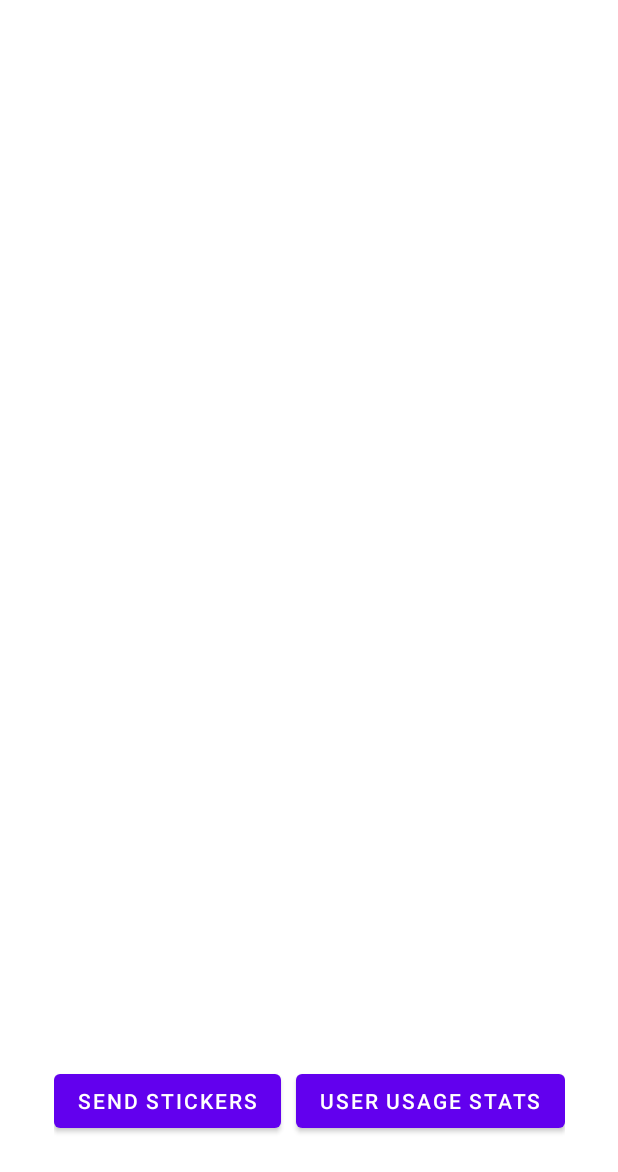
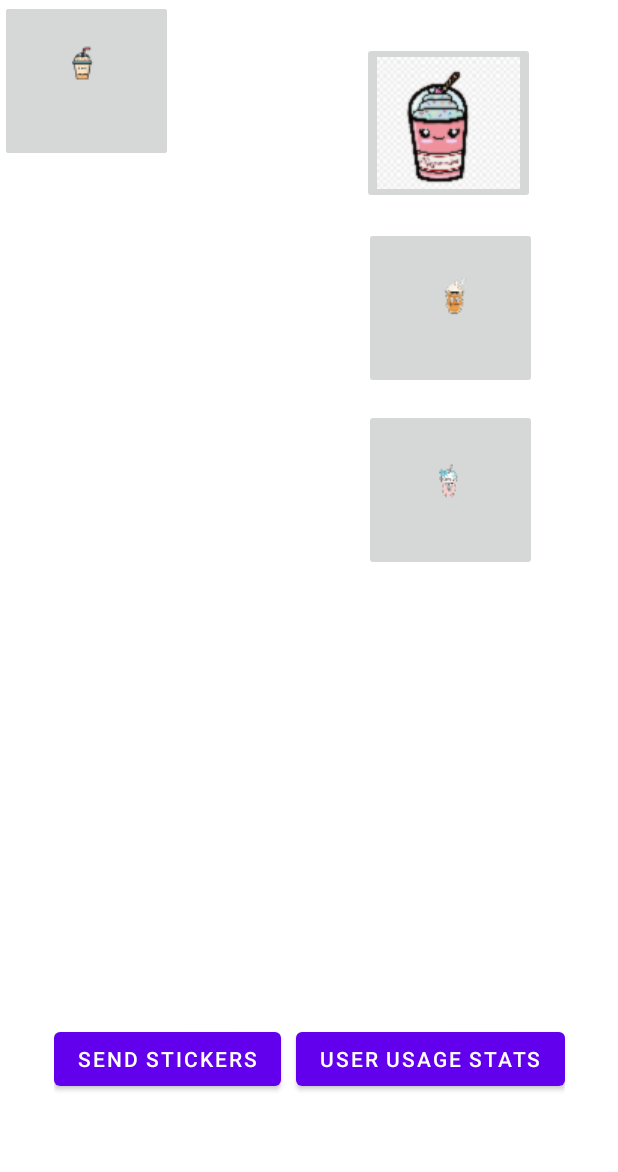
Before and after one commit to icodealittle/NUMASSU22_Assignment8, an Android app: the layout home_page_activity.xml on its own in the app's theme, with its tools: preview values and no code run, on a phone screen of 412 x 824 dp. Shown: the top 1172 px of the screen. Run offline under Robolectric (Android 15) with nearby library versions, the phone set to English and light mode, and no system bars.

Commit message:
Activity homepage layout

```diff
--- a/app/src/main/res/layout/home_page_activity.xml
+++ b/app/src/main/res/layout/home_page_activity.xml
@@ -8,27 +8,45 @@
 
     <androidx.recyclerview.widget.RecyclerView
         android:id="@+id/recyclerView"
-        android:layout_width="183dp"
-        android:layout_height="644dp"
+        android:layout_width="0dp"
+        android:layout_height="578dp"
+        android:layout_marginEnd="51dp"
+        android:layout_marginBottom="19dp"
         android:background="@android:color/white"
         android:padding="5dp"
+        app:layout_constraintBottom_toTopOf="@+id/button_container"
         app:layout_constraintEnd_toEndOf="parent"
+        app:layout_constraintEnd_toStartOf="@+id/drink2"
         app:layout_constraintHeight_percent=".875"
         app:layout_constraintHorizontal_bias="0.0"
         app:layout_constraintStart_toStartOf="parent"
-        tools:ignore="MissingConstraints"
-        tools:layout_editor_absoluteY="-4dp" />
+        app:layout_constraintTop_toTopOf="parent"
+        tools:ignore="MissingConstraints" />
+
+    <!--    <androidx.recyclerview.widget.RecyclerView-->
+    <!--        android:id="@+id/recyclerViewSticker"-->
+    <!--        android:layout_width="213dp"-->
+    <!--        android:layout_height="584dp"-->
+    <!--        app:layout_constraintBottom_toBottomOf="parent"-->
+    <!--        app:layout_constraintEnd_toEndOf="parent"-->
+    <!--        app:layout_constraintHorizontal_bias="0.538"-->
+    <!--        app:layout_constraintStart_toEndOf="@+id/recyclerView"-->
+    <!--        app:layout_constraintTop_toTopOf="parent"-->
+    <!--        app:layout_constraintVertical_bias="0.0" />-->
+    <!--    />-->
 
     <LinearLayout
         android:id="@+id/button_container"
         android:layout_width="wrap_content"
         android:layout_height="0dp"
+        android:layout_marginBottom="37dp"
         android:gravity="center"
         app:layout_constraintBottom_toBottomOf="parent"
         app:layout_constraintEnd_toEndOf="parent"
         app:layout_constraintHeight_percent=".125"
         app:layout_constraintStart_toStartOf="parent"
-        app:layout_constraintTop_toBottomOf="@id/recyclerView">
+        app:layout_constraintTop_toBottomOf="@+id/recyclerView"
+        app:layout_constraintVertical_bias="0.339">
 
         <Button
             android:id="@+id/sendSticker"
@@ -53,15 +71,76 @@
             app:layout_constraintTop_toBottomOf="@+id/recyclerView" />
     </LinearLayout>
 
-    <androidx.recyclerview.widget.RecyclerView
-        android:id="@+id/recyclerViewSticker"
-        android:layout_width="215dp"
-        android:layout_height="638dp"
-        app:layout_constraintBottom_toBottomOf="parent"
+    <ImageButton
+        android:id="@+id/drink1"
+        android:layout_width="wrap_content"
+        android:layout_height="wrap_content"
+        android:layout_alignParentStart="true"
+        android:layout_centerHorizontal="true"
+        android:layout_marginTop="28dp"
+        android:layout_marginEnd="35dp"
+        android:onClick="onClickImageButton"
+        android:padding="10dp"
+        android:src="@drawable/drink1"
+        android:tag="sticker10"
         app:layout_constraintEnd_toEndOf="parent"
-        app:layout_constraintHorizontal_bias="0.538"
+        app:layout_constraintHorizontal_bias="0.714"
         app:layout_constraintStart_toEndOf="@+id/recyclerView"
-        app:layout_constraintTop_toTopOf="parent"
-        app:layout_constraintVertical_bias="0.0" />
+        app:layout_constraintTop_toTopOf="parent" />
 
+    <ImageButton
+        android:id="@+id/drink2"
+        android:layout_width="wrap_content"
+        android:layout_height="wrap_content"
+        android:layout_below="@+id/drink1"
+        android:layout_alignParentEnd="true"
+        android:layout_centerHorizontal="true"
+        android:layout_marginTop="15dp"
+        android:layout_marginEnd="54dp"
+        android:onClick="onClickImageButton"
+        android:padding="10dp"
+        android:src="@drawable/drink2"
+        app:layout_constraintEnd_toEndOf="parent"
+        app:layout_constraintStart_toEndOf="@+id/recyclerView"
+        app:layout_constraintTop_toBottomOf="@+id/drink1" />
+
+    <ImageButton
+        android:id="@+id/drink3"
+        android:layout_width="wrap_content"
+        android:layout_height="wrap_content"
+        android:layout_below="@+id/drink2"
+        android:layout_alignParentEnd="true"
+        android:layout_centerHorizontal="true"
+        android:layout_marginTop="13dp"
+        android:onClick="onClickImageButton"
+        android:padding="10dp"
+        android:src="@drawable/drink3"
+        app:layout_constraintStart_toStartOf="@+id/drink2"
+        app:layout_constraintTop_toBottomOf="@+id/drink2" />
+
+    <ImageButton
+        android:id="@+id/drink4"
+        android:layout_width="wrap_content"
+        android:layout_height="wrap_content"
+        android:layout_below="@+id/drink3"
+        android:layout_alignParentEnd="true"
+        android:layout_centerHorizontal="true"
+        android:onClick="onClickImageButton"
+        android:padding="10dp"
+        android:src="@drawable/drink4"
+        tools:layout_editor_absoluteX="243dp"
+        tools:layout_editor_absoluteY="396dp" />
+
+    <ImageButton
+        android:id="@+id/drink5"
+        android:layout_width="wrap_content"
+        android:layout_height="wrap_content"
+        android:layout_below="@+id/drink4"
+        android:layout_alignParentEnd="true"
+        android:layout_centerHorizontal="true"
+        android:onClick="onClickImageButton"
+        android:padding="10dp"
+        android:src="@drawable/drink5"
+        tools:layout_editor_absoluteX="243dp"
+        tools:layout_editor_absoluteY="513dp" />
 </androidx.constraintlayout.widget.ConstraintLayout>
--- a/app/src/main/res/values/strings.xml
+++ b/app/src/main/res/values/strings.xml
@@ -16,4 +16,5 @@
     <string name="stat">User Usage Stats</string>
     <string name="notif">New sticker!</string>
     <string name="sticker">Sticker</string>
+    <string name="cancel">Cancel</string>
 </resources>
```
